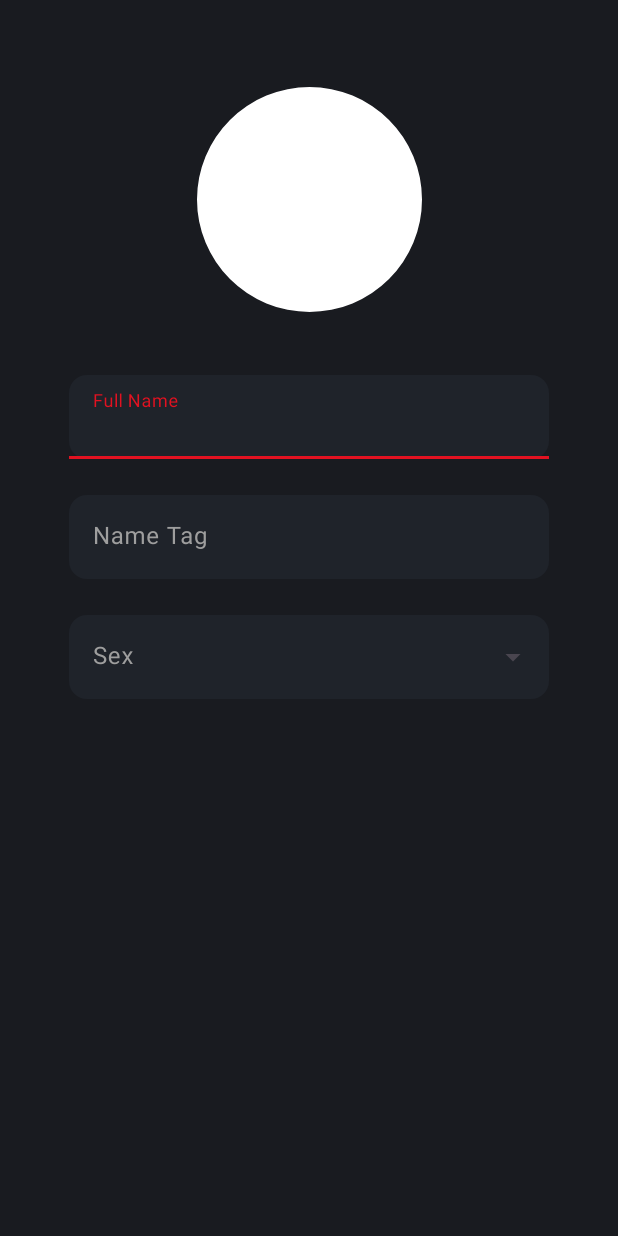
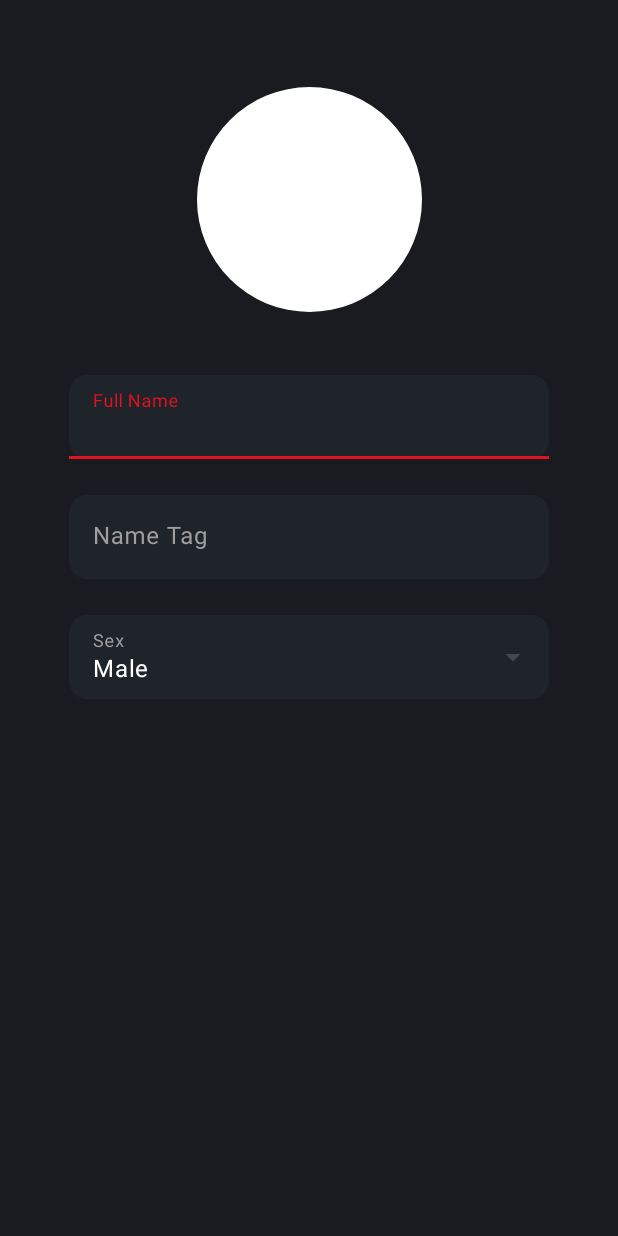
Before and after one commit to karim-agha5/movio, an Android app: the screen it shows after launch (MainActivity), on a phone screen of 412 x 824 dp. Run offline under Robolectric (Android 15) with nearby library versions, the phone set to English and light mode, and no system bars; our stand-ins replace Firebase (no records; nobody signed in at launch, a user with empty details on screens opened directly), RxJava.

Commit message:
add Sex enum class; add two new packages feature/account_setup/fillprofile/views and feature/account_setup/fillprofile/status; refactor FillYourProfileFragment namespace. It now resides in the views package

```diff
--- /dev/null
+++ b/app/src/main/java/com/example/movio/feature/account_setup/fill_profile/status/Sex.kt
@@ -0,0 +1,6 @@
+package com.example.movio.feature.account_setup.fill_profile.status
+
+enum class Sex(val sexAsString: String) {
+    MALE("Male"),
+    FEMALE("Female")
+}
--- a/app/src/main/java/com/example/movio/feature/account_setup/fill_profile/FillYourProfileFragment.kt
+++ b/app/src/main/java/com/example/movio/feature/account_setup/fill_profile/views/FillYourProfileFragment.kt
@@ -1,5 +1,6 @@
-package com.example.movio.feature.account_setup.fill_profile
+package com.example.movio.feature.account_setup.fill_profile.views
 
+import android.R
 import android.os.Bundle
 import android.view.LayoutInflater
 import android.view.View
@@ -7,30 +8,28 @@ import android.view.ViewGroup
 import android.widget.ArrayAdapter
 import androidx.fragment.app.Fragment
 import com.example.movio.databinding.FragmentFillYourProfileBinding
+import com.example.movio.feature.account_setup.fill_profile.status.Sex
 
 class FillYourProfileFragment : Fragment() {
 
     private lateinit var binding: FragmentFillYourProfileBinding
 
-    override fun onCreate(savedInstanceState: Bundle?) {
-        super.onCreate(savedInstanceState)
-
-    }
-
     override fun onCreateView(
         inflater: LayoutInflater, container: ViewGroup?,
         savedInstanceState: Bundle?
     ): View? {
-        // Inflate the layout for this fragment
         binding = FragmentFillYourProfileBinding.inflate(inflater,container,false)
         return binding.root
     }
 
     override fun onViewCreated(view: View, savedInstanceState: Bundle?) {
         super.onViewCreated(view, savedInstanceState)
+        initSexDropDownMenuUIState()
+    }
 
-        val items = arrayOf("Male","Female")
-        val adapter = ArrayAdapter(requireContext(),android.R.layout.simple_dropdown_item_1line,items)
-        binding.actSex.setAdapter(adapter)
+    private fun initSexDropDownMenuUIState(){
+        val items = arrayOf(Sex.MALE.sexAsString, Sex.FEMALE.sexAsString)
+        binding.actSex.setAdapter(ArrayAdapter(requireContext(), R.layout.simple_dropdown_item_1line,items))
+        binding.actSex.setText(items[0],false)
     }
 }
--- a/app/src/main/res/layout/fragment_fill_your_profile.xml
+++ b/app/src/main/res/layout/fragment_fill_your_profile.xml
@@ -4,7 +4,7 @@
     android:layout_width="match_parent"
     android:layout_height="match_parent"
     xmlns:app="http://schemas.android.com/apk/res-auto"
-    tools:context=".feature.account_setup.fill_profile.FillYourProfileFragment">
+    tools:context=".feature.account_setup.fill_profile.views.FillYourProfileFragment">
 
 
     <com.google.android.material.imageview.ShapeableImageView
--- a/app/src/main/res/navigation/nav_graph.xml
+++ b/app/src/main/res/navigation/nav_graph.xml
@@ -41,7 +41,7 @@
     <action android:id="@+id/action_global_signInFragment" app:destination="@id/signInFragment" /><action android:id="@+id/action_global_signupFragment" app:destination="@id/signupFragment"/>
     <fragment
         android:id="@+id/fillYourProfileFragment"
-        android:name="com.example.movio.feature.account_setup.fill_profile.FillYourProfileFragment"
+        android:name="com.example.movio.feature.account_setup.fill_profile.views.FillYourProfileFragment"
         android:label="fragment_fill_your_profile"
         tools:layout="@layout/fragment_fill_your_profile" />
 </navigation>
```
